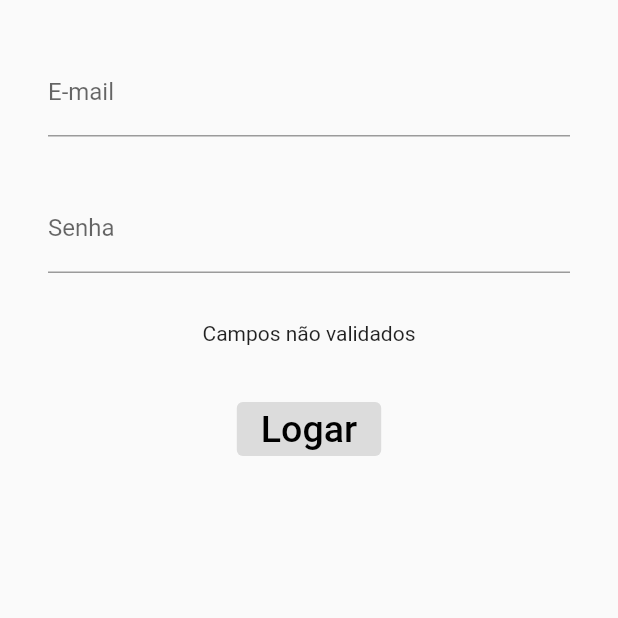
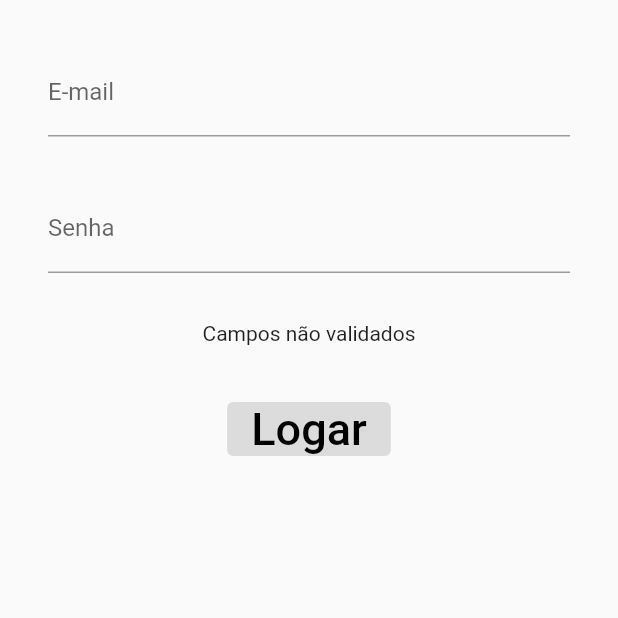
Before and after one commit to MiltonBueno/mobx, a Flutter app: the screen it shows after launch, on a phone screen of 412 x 824 dp, the top half of it. Run offline on Flutter 3.47's test engine with Material 2 defaults, Android fonts, the phone set to English and light mode, and no system bars; our stand-ins replace flutter_mobx, mobx; generated files the repository leaves out were written again.

Commit message:
Terceiro commit

```diff
--- a/lib/Home.dart
+++ b/lib/Home.dart
@@ -119,7 +119,7 @@ class _HomeState extends State<Home> {
                         "Logar",
                         style: TextStyle(
                             color: Colors.black,
-                            fontSize: 25
+                            fontSize: 30
                         ),
                       )
                   );
```
